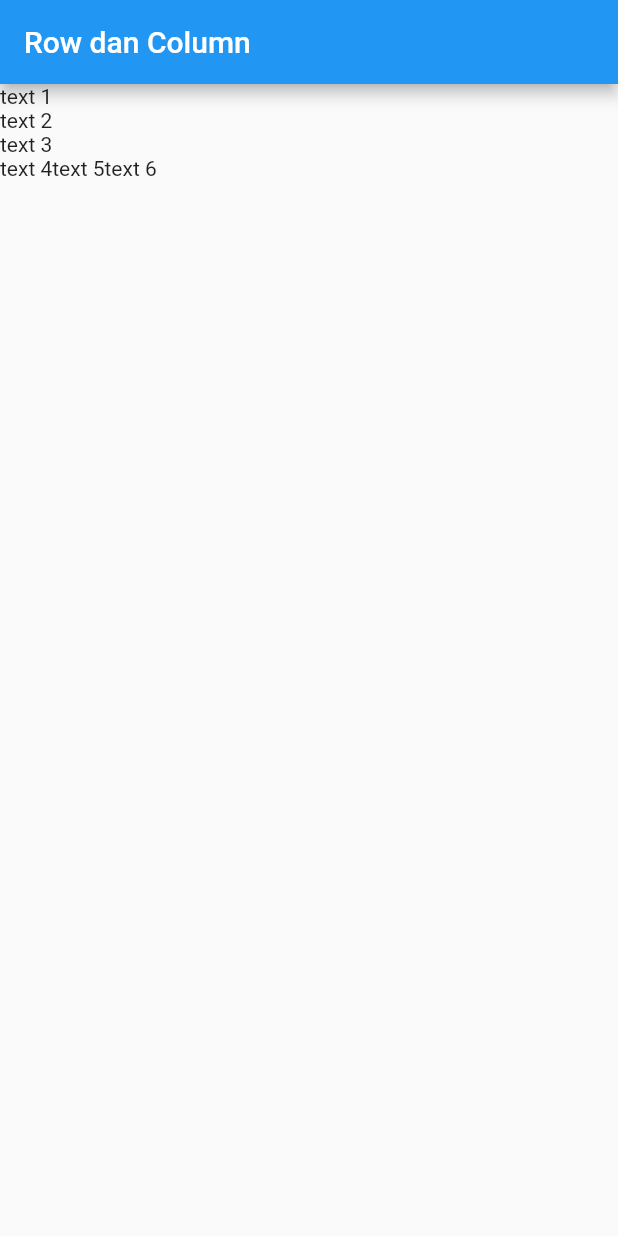
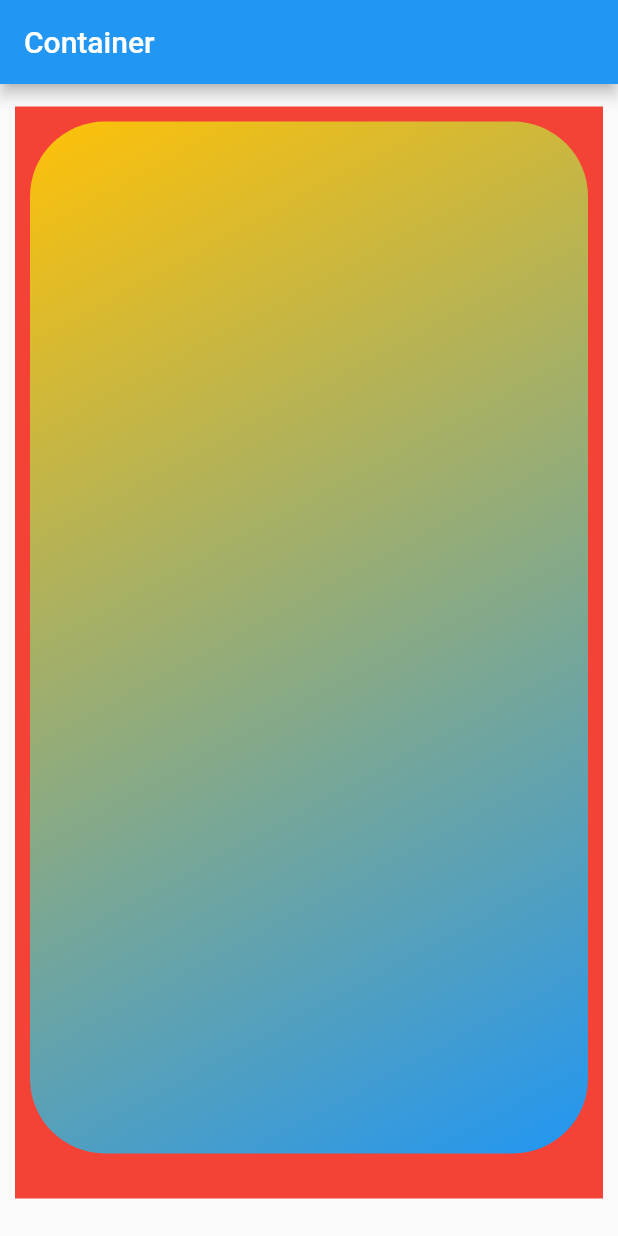
Before and after one commit to ikhsan15/my-flutter, a Flutter app: the screen it shows after launch, on a phone screen of 412 x 824 dp. Run offline on Flutter 3.47's test engine with Material 2 defaults, Android fonts, the phone set to English and light mode, and no system bars.

Commit message:
widget container

```diff
--- a/flutterku/lib/main.dart
+++ b/flutterku/lib/main.dart
@@ -15,23 +15,27 @@ class MyApp extends StatelessWidget {
       // yang di dalam nya terdapat widget yang bernama MaterialApp dengan design material,
       debugShowCheckedModeBanner: false,
       home: Scaffold(
-          // dan tampilan utama adalah widget scaffold (tampilan dasar aplikasi android yang memiliki setidak nya 2 bagian utama, appbar dan body
-          appBar: AppBar(
-            title: const Text("Row dan Column"),
+        // dan tampilan utama adalah widget scaffold
+        appBar: AppBar(
+          title: const Text("Container"),
+        ),
+        body: Container(
+          color: Colors.red,
+          margin: const EdgeInsets.fromLTRB(10, 15, 10, 25),
+          // margin adalah jarak antara container dengan widget lain nya yang berada di luar container
+          padding: const EdgeInsets.only(bottom: 20),
+          // padding adalah jarak dari sisi container ke widget yang ada di dalam container
+          child: Container(
+            margin: const EdgeInsets.all(10),
+            decoration: BoxDecoration(
+                borderRadius: BorderRadius.circular(50),
+                gradient: const LinearGradient(
+                    begin: Alignment.topLeft,
+                    end: Alignment.bottomRight,
+                    colors: <Color>[Colors.amber, Colors.blue])),
           ),
-          body: Column(
-            // mainAxisAlignment: MainAxisAlignment.center,
-            crossAxisAlignment: CrossAxisAlignment.start,
-            children: [
-              // di dalam colum terdiri dari kumpulan widget
-              const Text("text 1"), const Text("text 2"), const Text("text 3"),
-              Row(children: const [
-                Text("text 4"),
-                Text("text 5"),
-                Text("text 6")
-              ])
-            ],
-          )),
+        ),
+      ),
     );
   }
 }
```
